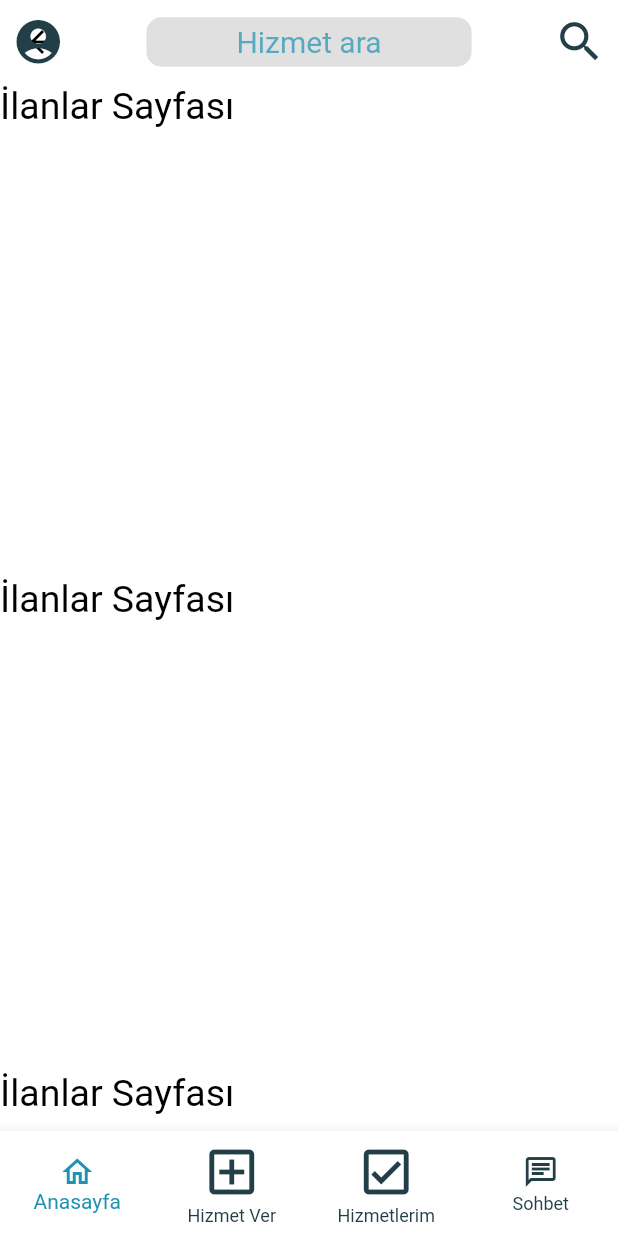
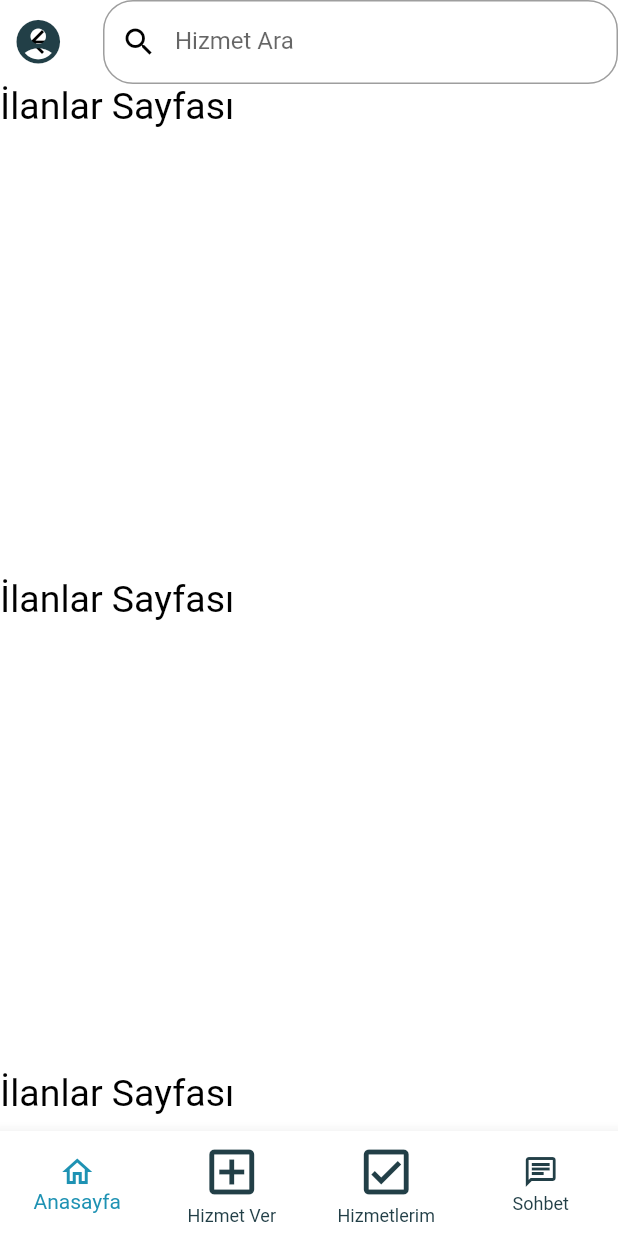
Before and after one commit to bilalozcan/hizmet_mobil_uygulama, a Flutter app: the MainPage screen opened by its route, on a phone screen of 412 x 824 dp. Run offline on Flutter 3.47's test engine with Material 2 defaults, Android fonts, the phone set to English and light mode, and no system bars; our stand-ins replace cloud_firestore, firebase_auth, firebase_core, fluttertoast, google_fonts, shared_preferences; accounts and stored records are empty.

Commit message:
-Hizmet Ara eklentisi Ana Sayfaya eklendi

```diff
--- a/lib/ui/MainPage.dart
+++ b/lib/ui/MainPage.dart
@@ -121,24 +121,24 @@ class _MainPageState extends State<MainPage> {
                         },
                       ),
                       Container(
-                        padding: EdgeInsets.symmetric(vertical: 5,horizontal: 60),
-                        decoration: BoxDecoration(
-                          color: Colors.black12,
-                          borderRadius: new BorderRadius.all(
-                              new Radius.circular(10.0)), //kenarları yuvarlaklaştırır
+                        width: MediaQuery.of(context).size.width/1.2,
+                        child: TextFormField(
+                          decoration: InputDecoration(
+                            border:OutlineInputBorder(borderRadius: BorderRadius.circular(20),),
+                            prefixIcon: IconButton(
+                              icon: Icon(Icons.search,color: Colors.black,),
+                              onPressed: () {
+                                setState(() {
+                                });
+                              },
+                            ),
+                            hintText: "Hizmet Ara",
+                          ),
+                          onChanged: (value) {
+                            setState(() {
+                            });
+                          },
                         ),
-                        child: Text("Hizmet ara",
-                            style: GoogleFonts.roboto(
-                              fontSize: 20,
-                              color: Color.fromRGBO(30, 146, 179, 0.7),
-                            )),
-                      ),
-
-
-                      IconButton(
-                        icon: Icon(Icons.search),
-                        iconSize: 35,
-                        onPressed: () {},
                       ),
                     ],
                   ),
```
